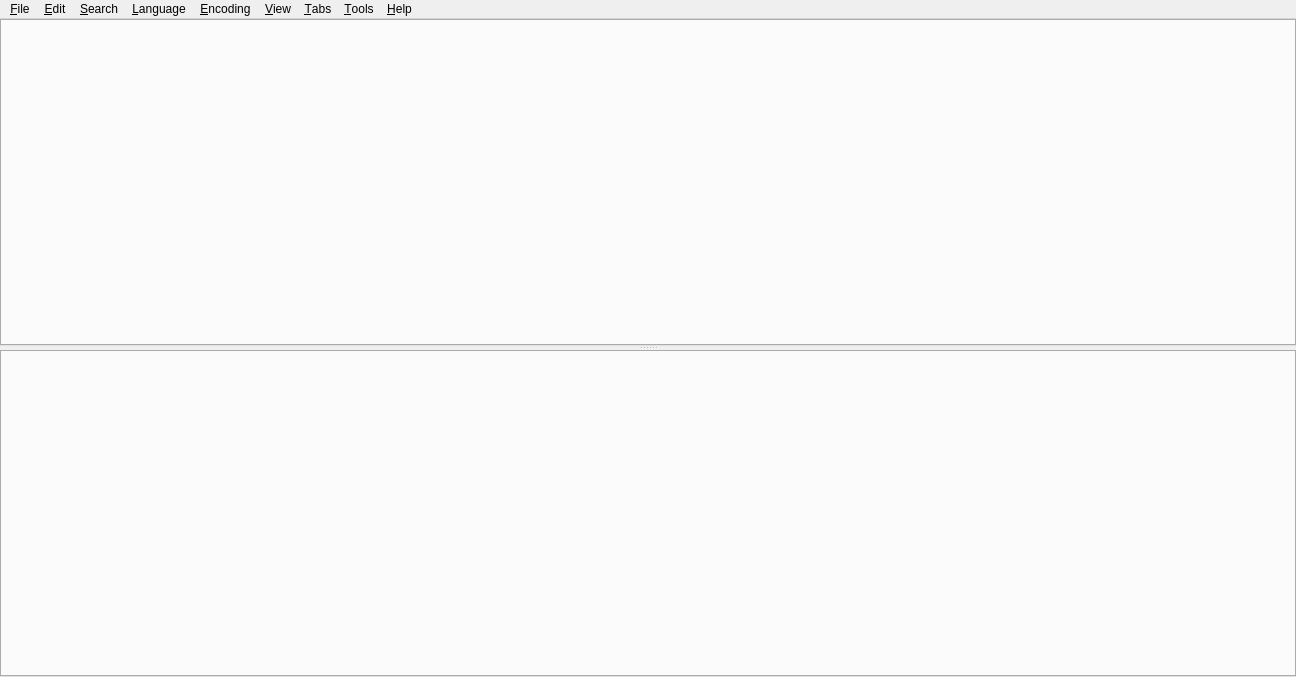
First picture: the form in src/gui/dialogs/formmain.ui, repository martinrotter/textosaurus, before the edit.
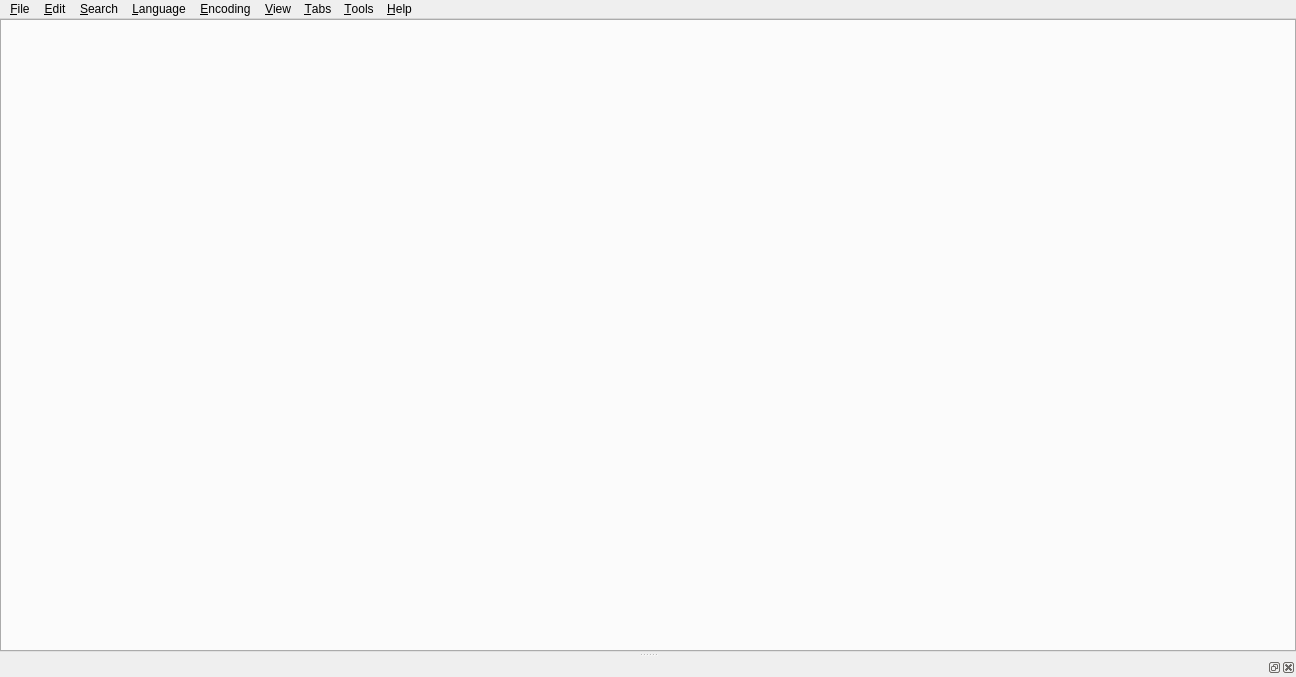
Second picture: the form after the edit. Custom widgets are drawn as their Qt base class.

Commit message: Switch to dock widgets, this will need more polishments.

Diff of the .ui file:
```diff
--- a/src/gui/dialogs/formmain.ui
+++ b/src/gui/dialogs/formmain.ui
@@ -40,7 +40,6 @@
         <bool>true</bool>
        </property>
       </widget>
-      <widget class="ToolBox" name="m_toolBox"/>
      </widget>
     </item>
    </layout>
@@ -205,6 +204,11 @@
    <addaction name="m_menuTools"/>
    <addaction name="m_menuHelp"/>
   </widget>
+  <widget class="OutputWindow" name="m_dockOutput">
+   <attribute name="dockWidgetArea">
+    <number>8</number>
+   </attribute>
+  </widget>
   <action name="m_actionQuit">
    <property name="text">
     <string>&amp;Quit</string>
@@ -530,9 +534,9 @@
    <container>1</container>
   </customwidget>
   <customwidget>
-   <class>ToolBox</class>
-   <extends>QTabWidget</extends>
-   <header>toolbox.h</header>
+   <class>OutputWindow</class>
+   <extends>QDockWidget</extends>
+   <header>outputwindow.h</header>
    <container>1</container>
   </customwidget>
  </customwidgets>
```
Left out of the diff: 2 changed lines with no effect on the pictures. The commit also changes 10 other files.
